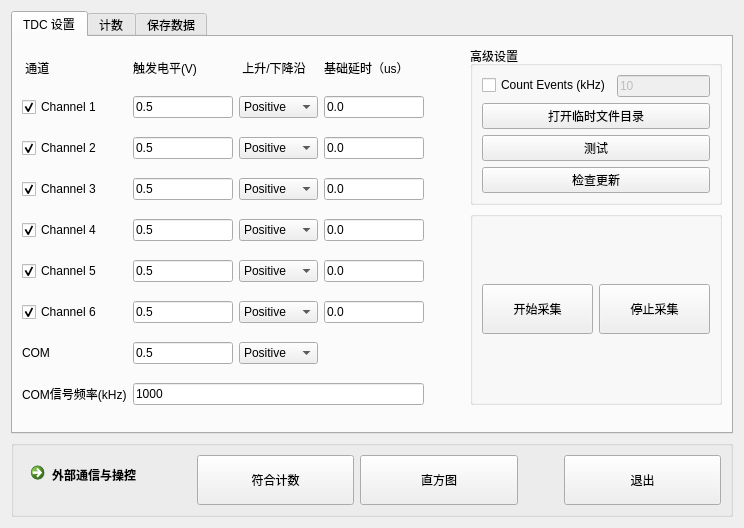
Before: the Qt Designer form ui/widget.ui in WhiteChimney/TDC-counter, drawn with Qt 5.
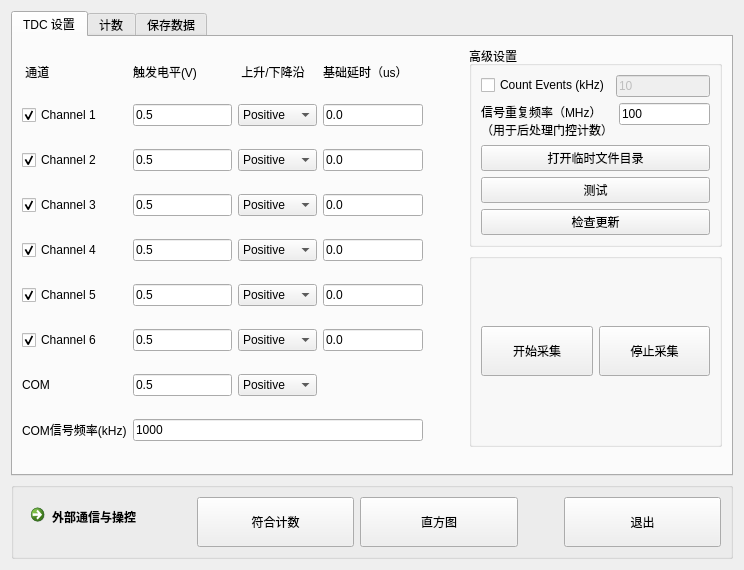
After: the same form once the commit is applied. The open tabs and pages were chosen to show the change.

Commit message: 修复门控模式计数错误问题

Diff of the .ui file:
```diff
--- a/ui/widget.ui
+++ b/ui/widget.ui
@@ -455,6 +455,25 @@
             </item>
            </layout>
           </item>
+          <item>
+           <layout class="QFormLayout" name="formLayout_2">
+            <item row="0" column="0">
+             <widget class="QLabel" name="label_16">
+              <property name="text">
+               <string>信号重复频率（MHz）
+（用于后处理门控计数）</string>
+              </property>
+             </widget>
+            </item>
+            <item row="0" column="1">
+             <widget class="QLineEdit" name="textFreqSignal">
+              <property name="text">
+               <string>100</string>
+              </property>
+             </widget>
+            </item>
+           </layout>
+          </item>
           <item>
            <widget class="QPushButton" name="buttonTempFilePath">
             <property name="sizePolicy">
```
Left out of the diff: 2 changed lines with no effect on the pictures. The commit also changes 5 other files.
